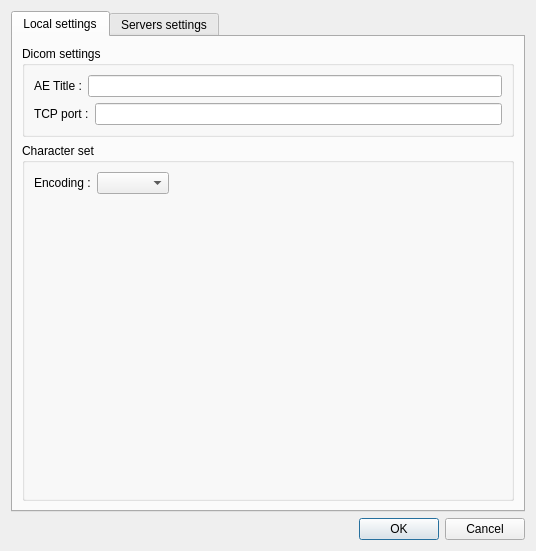
Old version of the form Code/qtdcmpreferencesdialog.ui in the repository qtdcm/qtdcm.
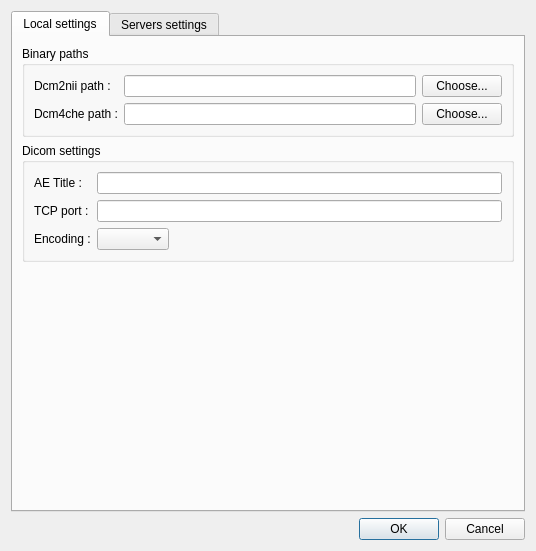
New version of the form.

Commit message: QtDCM : Dcm2nii path can be configured in the preference dialog. Add advanced widget for PACS query. PACS query result parsing is still remaining.

What changed in the file:
```diff
--- a/Code/qtdcmpreferencesdialog.ui
+++ b/Code/qtdcmpreferencesdialog.ui
@@ -24,7 +24,7 @@
      </property>
     </widget>
    </item>
-   <item row="1" column="0">
+   <item row="0" column="0">
     <widget class="QTabWidget" name="tabWidget">
      <property name="currentIndex">
       <number>0</number>
@@ -35,6 +35,73 @@
       </attribute>
       <layout class="QGridLayout" name="gridLayout_4">
        <item row="0" column="0">
+        <widget class="QGroupBox" name="groupBox_2">
+         <property name="title">
+          <string>Binary paths</string>
+         </property>
+         <layout class="QGridLayout" name="gridLayout_2">
+          <item row="0" column="0">
+           <layout class="QHBoxLayout" name="horizontalLayout_3">
+            <item>
+             <layout class="QVBoxLayout" name="verticalLayout_5">
+              <item>
+               <widget class="QLabel" name="label_8">
+                <property name="text">
+                 <string>Dcm2nii path :</string>
+                </property>
+               </widget>
+              </item>
+              <item>
+               <widget class="QLabel" name="label_9">
+                <property name="text">
+                 <string>Dcm4che path :</string>
+                </property>
+               </widget>
+              </item>
+             </layout>
+            </item>
+            <item>
+             <layout class="QVBoxLayout" name="verticalLayout_6">
+              <item>
+               <widget class="QLineEdit" name="dcm2niiPathEdit">
+                <property name="readOnly">
+                 <bool>true</bool>
+                </property>
+               </widget>
+              </item>
+              <item>
+               <widget class="QLineEdit" name="dcm4chePathEdit">
+                <property name="readOnly">
+                 <bool>true</bool>
+                </property>
+               </widget>
+              </item>
+             </layout>
+            </item>
+            <item>
+             <layout class="QVBoxLayout" name="verticalLayout_7">
+              <item>
+               <widget class="QPushButton" name="dcm2niiButton">
+                <property name="text">
+                 <string>Choose...</string>
+                </property>
+               </widget>
+              </item>
+              <item>
+               <widget class="QPushButton" name="dcm4cheButton">
+                <property name="text">
+                 <string>Choose...</string>
+                </property>
+               </widget>
+              </item>
+             </layout>
+            </item>
+           </layout>
+          </item>
+         </layout>
+        </widget>
+       </item>
+       <item row="1" column="0">
         <widget class="QGroupBox" name="groupBox">
          <property name="title">
           <string>Dicom settings</string>
@@ -42,9 +109,11 @@
          <property name="flat">
           <bool>false</bool>
          </property>
-         <layout class="QGridLayout" name="gridLayout_2">
+         <layout class="QGridLayout" name="gridLayout_3">
           <item row="0" column="0">
-           <layout class="QHBoxLayout" name="horizontalLayout">
+           <layout class="QHBoxLayout" name="horizontalLayout_2">
+            <item>
+             <layout class="QVBoxLayout" name="verticalLayout_4">
             <item>
              <widget class="QLabel" name="label">
               <property name="text">
@@ -53,13 +122,6 @@
              </widget>
             </item>
             <item>
-             <widget class="QLineEdit" name="localAetitleEdit"/>
-            </item>
-           </layout>
-          </item>
-          <item row="1" column="0">
-           <layout class="QHBoxLayout" name="horizontalLayout_2">
-            <item>
              <widget class="QLabel" name="label_2">
               <property name="text">
                <string>TCP port :</string>
@@ -67,28 +129,24 @@
              </widget>
             </item>
             <item>
-             <widget class="QLineEdit" name="localPortEdit"/>
-            </item>
-           </layout>
-          </item>
-         </layout>
-        </widget>
-       </item>
-       <item row="1" column="0">
-        <widget class="QGroupBox" name="groupBox_2">
-         <property name="title">
-          <string>Character set</string>
-         </property>
-         <layout class="QGridLayout" name="gridLayout_3">
-          <item row="0" column="0">
-           <layout class="QHBoxLayout" name="horizontalLayout_3">
-            <item>
              <widget class="QLabel" name="label_3">
               <property name="text">
                <string>Encoding :</string>
               </property>
              </widget>
             </item>
+             </layout>
+            </item>
+            <item>
+             <layout class="QVBoxLayout" name="verticalLayout_3">
+              <item>
+               <widget class="QLineEdit" name="localAetitleEdit"/>
+              </item>
+              <item>
+               <widget class="QLineEdit" name="localPortEdit"/>
+              </item>
+              <item>
+               <layout class="QHBoxLayout" name="horizontalLayout">
             <item>
              <widget class="QComboBox" name="comboBox"/>
             </item>
@@ -107,7 +165,14 @@
             </item>
            </layout>
           </item>
-          <item row="1" column="0">
+             </layout>
+            </item>
+           </layout>
+          </item>
+         </layout>
+        </widget>
+       </item>
+       <item row="2" column="0">
            <spacer name="verticalSpacer">
             <property name="orientation">
              <enum>Qt::Vertical</enum>
@@ -119,9 +184,6 @@
              </size>
             </property>
            </spacer>
-          </item>
-         </layout>
-        </widget>
        </item>
       </layout>
      </widget>
```
Left out of the diff: 2 changed lines with no effect on the pictures. Lines whose indentation alone changed are shown as unchanged. The commit also changes 12 other files.
